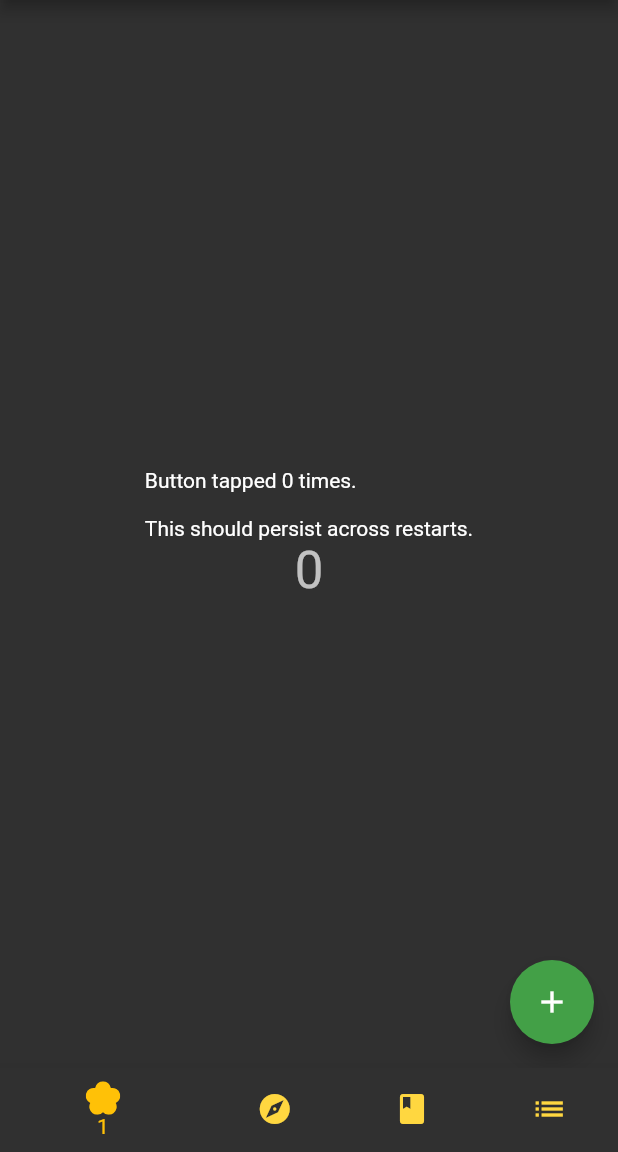
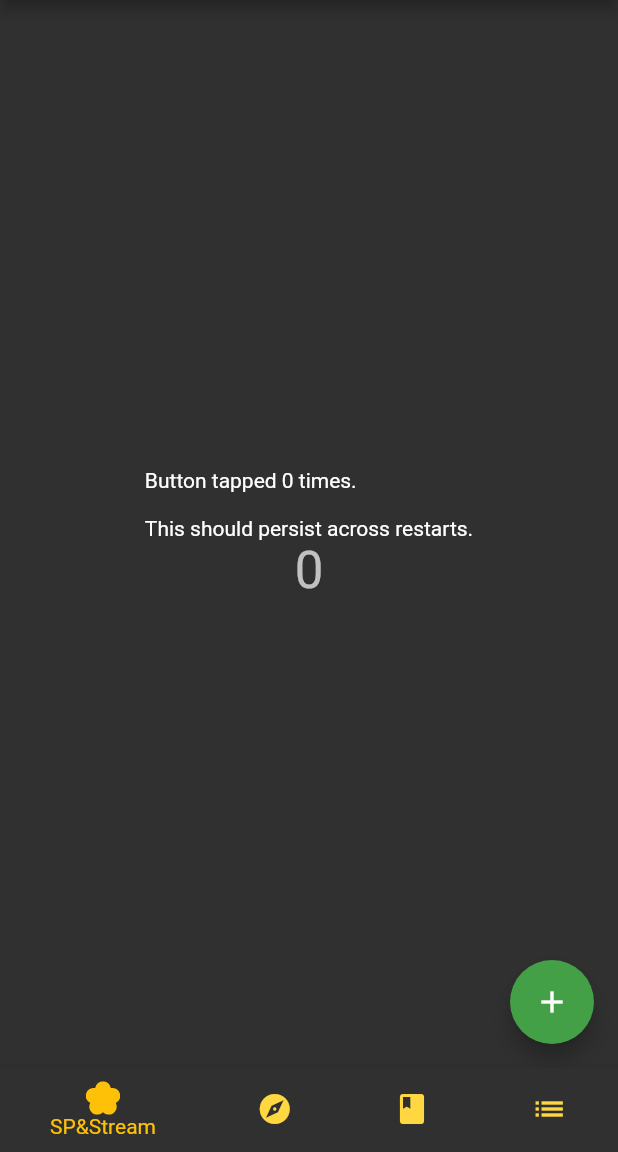
Before and after one commit to Namesiss/flutter_training, a Flutter app: the screen it shows after launch, on a phone screen of 412 x 824 dp, the part 84-1236 px from its top. Run offline on Flutter 3.47's test engine with Material 2 defaults, Android fonts, the phone set to English and light mode, and no system bars; our stand-ins replace flutter_colorpicker, flutter_svg, google_fonts, shared_preferences.

Commit message:
Flutter training

```diff
--- a/lib/components/botombar.dart
+++ b/lib/components/botombar.dart
@@ -26,7 +26,7 @@ class BottomBar extends StatelessWidget {
                 "assets/icons/flower.svg",
                 color: currentIndex == 0 ? kPrimaryColor : kTextColor,
               ),
-              label: "1"),
+              label: "SP&Stream"),
           BottomNavigationBarItem(
               icon: Icon(Icons.explore),
               label: "Explore"),
```
